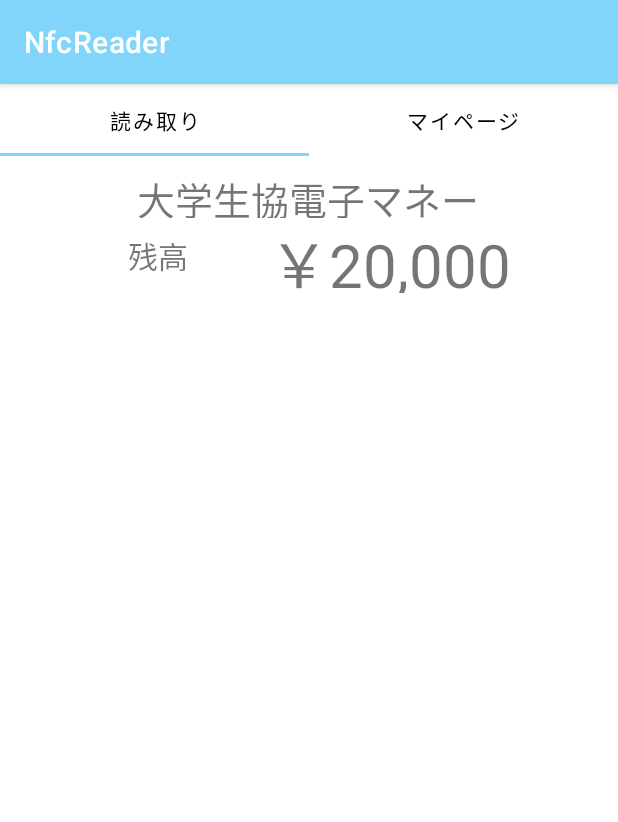
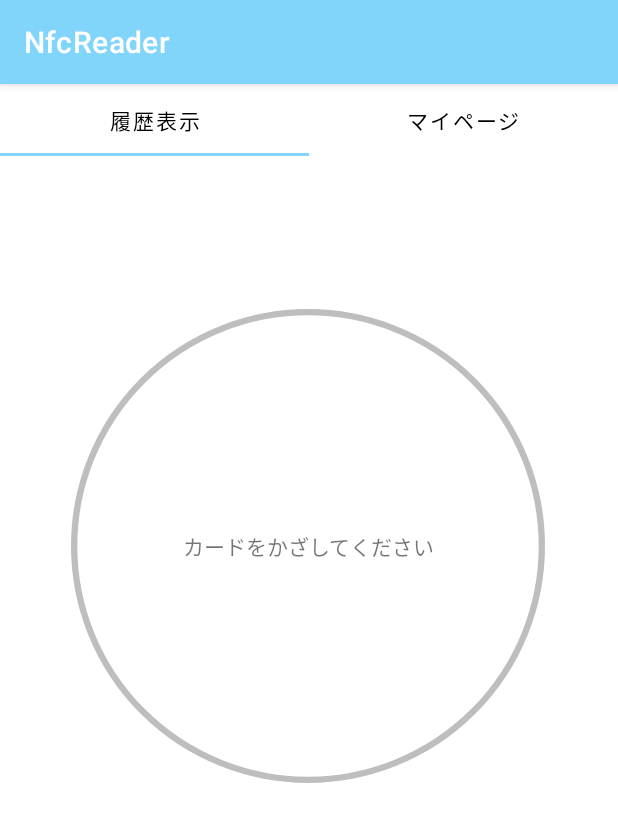
Before and after one commit to fumigoro/felica-wallet, an Android app: the screen it shows after launch (MainActivity), on a phone screen of 412 x 824 dp. Shown: the top 822 px of the screen. Run offline under Robolectric (Android 15) with nearby library versions, the phone set to English and light mode, and no system bars; libraries missing offline, so code that uses them is left out: androidx.constraintlayout.motion, com.github.mikephil.charting; 1 statement that could not run was skipped.

Commit message:
読み取り前の画面を実装

```diff
--- a/app/src/main/java/com/example/y3033067/nfcreader/MainActivity.java
+++ b/app/src/main/java/com/example/y3033067/nfcreader/MainActivity.java
@@ -217,7 +217,7 @@ public class MainActivity extends AppCompatActivity {
                 campusPay.readAllData();
                 histories = campusPay.getHistories();
 
-                cardNameText = "生協電子マネー";
+                cardNameText = "大学生協電子マネー";
                 cardBalanceText = String.format("￥%,d",campusPay.getSFBalance());
 
                 switch (cardDataFlag){
@@ -271,6 +271,8 @@ public class MainActivity extends AppCompatActivity {
         saveUserDataFile();
 //        タブ切り替え
 //        Objects.requireNonNull(tabLayout.getTabAt(1)).select();
+        findViewById(R.id.read_waiting_view).setVisibility(View.GONE);
+        findViewById(R.id.history_scrollView).setVisibility(View.VISIBLE);
     }
 
     @Override
--- a/app/src/main/java/com/example/y3033067/nfcreader/TabAdapter.java
+++ b/app/src/main/java/com/example/y3033067/nfcreader/TabAdapter.java
@@ -17,7 +17,7 @@ import org.jetbrains.annotations.NotNull;
 import org.w3c.dom.Text;
 
 public class TabAdapter extends FragmentPagerAdapter {
-    final String[] pageTitle = {"読み取り", "マイページ"};
+    final String[] pageTitle = {"履歴表示", "マイページ"};
 
     public TabAdapter(@NonNull @NotNull FragmentManager fm) {
         super(fm);
--- a/app/src/main/res/layout/fragment_show.xml
+++ b/app/src/main/res/layout/fragment_show.xml
@@ -7,11 +7,23 @@
     android:layout_height="match_parent">
 
 
+    <RelativeLayout
+        android:id="@+id/read_waiting_view"
+        android:layout_width="match_parent"
+        android:layout_height="wrap_content"
+        app:layout_constraintBottom_toBottomOf="parent"
+        app:layout_constraintTop_toTopOf="parent"
+        android:paddingBottom="200dp"
+        >
+        <include layout="@layout/read_waiting" />
+    </RelativeLayout>
+
     <ScrollView
-        android:id="@+id/scrollView"
+        android:id="@+id/history_scrollView"
         android:layout_width="match_parent"
         android:layout_height="match_parent"
         android:padding="5dp"
+        android:visibility="gone"
         app:layout_constraintBottom_toBottomOf="parent"
         app:layout_constraintEnd_toEndOf="parent"
         app:layout_constraintHorizontal_bias="1.0"
--- /dev/null
+++ b/app/src/main/res/layout/read_waiting.xml
@@ -0,0 +1,29 @@
+<?xml version="1.0" encoding="utf-8"?>
+<androidx.constraintlayout.widget.ConstraintLayout xmlns:android="http://schemas.android.com/apk/res/android"
+    xmlns:app="http://schemas.android.com/apk/res-auto"
+
+    android:layout_width="match_parent"
+    android:layout_height="wrap_content">
+    <TextView
+        android:id="@+id/textView"
+        android:layout_width="wrap_content"
+        android:layout_height="wrap_content"
+        android:text="カードをかざしてください"
+        app:layout_constraintBottom_toBottomOf="@+id/reader_ring"
+        app:layout_constraintEnd_toEndOf="@+id/reader_ring"
+        app:layout_constraintStart_toStartOf="@+id/reader_ring"
+        app:layout_constraintTop_toTopOf="@+id/reader_ring" />
+
+    <ImageView
+        android:id="@+id/reader_ring"
+        android:layout_width="316dp"
+        android:layout_height="328dp"
+        android:src="@drawable/shape_ring_waiting"
+        app:layout_constraintBottom_toBottomOf="parent"
+        app:layout_constraintEnd_toEndOf="parent"
+        app:layout_constraintHorizontal_bias="0.493"
+        app:layout_constraintStart_toStartOf="parent"
+        app:layout_constraintTop_toTopOf="parent"
+        app:layout_constraintVertical_bias="0.196" />
+
+</androidx.constraintlayout.widget.ConstraintLayout>
```
